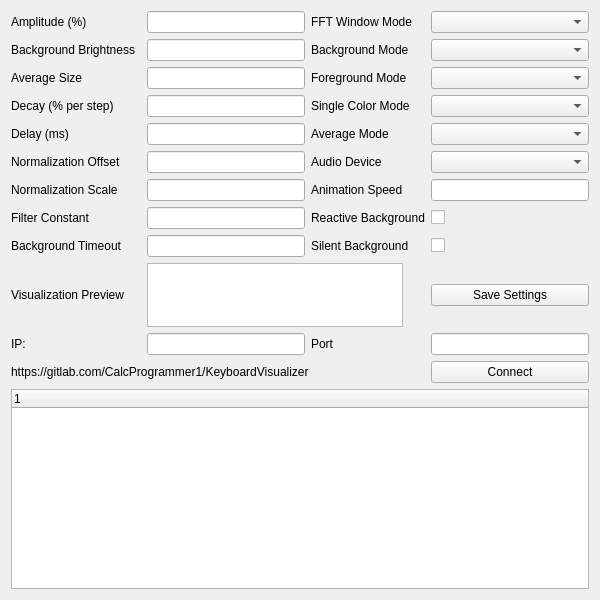
This is KeyboardVisualizerQT/keyboardvisualizer.ui in CalcProgrammer1/KeyboardVisualizer as Qt 5 draws it before an edit. The edited form follows.
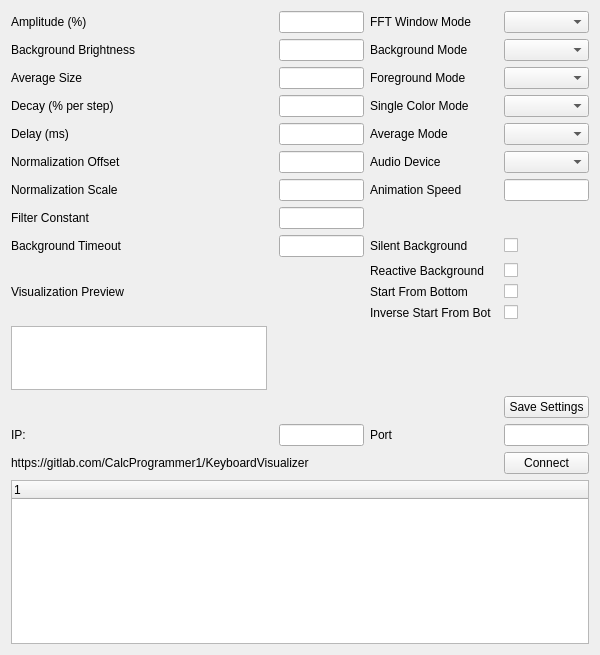
This is the edited form.

```diff
--- a/KeyboardVisualizerQT/keyboardvisualizer.ui
+++ b/KeyboardVisualizerQT/keyboardvisualizer.ui
@@ -7,7 +7,7 @@
     <x>0</x>
     <y>0</y>
     <width>600</width>
-    <height>600</height>
+    <height>655</height>
    </rect>
   </property>
   <property name="windowTitle">
@@ -15,6 +15,16 @@
   </property>
   <widget class="QWidget" name="centralWidget">
    <layout class="QGridLayout" name="gridLayout">
+    <item row="5" column="5">
+     <widget class="QComboBox" name="comboBox_Audio_Device"/>
+    </item>
+    <item row="2" column="3">
+     <widget class="QLabel" name="label_Foreground_Mode">
+      <property name="text">
+       <string>Foreground Mode</string>
+      </property>
+     </widget>
+    </item>
     <item row="0" column="3">
      <widget class="QLabel" name="label_FFT_Window_Mode">
       <property name="text">
@@ -22,7 +32,159 @@
       </property>
      </widget>
     </item>
-    <item row="9" column="2" colspan="2">
+    <item row="8" column="2">
+     <widget class="QLineEdit" name="lineEdit_Filter_Constant"/>
+    </item>
+    <item row="3" column="0">
+     <widget class="QLabel" name="label_Decay">
+      <property name="text">
+       <string>Decay (% per step)</string>
+      </property>
+     </widget>
+    </item>
+    <item row="4" column="0">
+     <widget class="QLabel" name="label_Delay">
+      <property name="text">
+       <string>Delay (ms)</string>
+      </property>
+     </widget>
+    </item>
+    <item row="0" column="5">
+     <widget class="QComboBox" name="comboBox_FFT_Window_Mode"/>
+    </item>
+    <item row="19" column="0">
+     <widget class="QLabel" name="label_IP">
+      <property name="text">
+       <string>IP:</string>
+      </property>
+     </widget>
+    </item>
+    <item row="19" column="3">
+     <widget class="QLabel" name="label_Port">
+      <property name="text">
+       <string>Port</string>
+      </property>
+     </widget>
+    </item>
+    <item row="11" column="5">
+     <widget class="QCheckBox" name="checkBox_Reactive_Background">
+      <property name="text">
+       <string/>
+      </property>
+     </widget>
+    </item>
+    <item row="4" column="3">
+     <widget class="QLabel" name="label_Average_Mode">
+      <property name="text">
+       <string>Average Mode</string>
+      </property>
+     </widget>
+    </item>
+    <item row="1" column="3">
+     <widget class="QLabel" name="label_Background_Mode">
+      <property name="text">
+       <string>Background Mode</string>
+      </property>
+     </widget>
+    </item>
+    <item row="19" column="2">
+     <widget class="QLineEdit" name="lineEdit_IP"/>
+    </item>
+    <item row="12" column="0">
+     <widget class="QLabel" name="label_Visualization_Preview">
+      <property name="text">
+       <string>Visualization Preview</string>
+      </property>
+     </widget>
+    </item>
+    <item row="2" column="5">
+     <widget class="QComboBox" name="comboBox_Foreground_Mode"/>
+    </item>
+    <item row="6" column="0">
+     <widget class="QLabel" name="label_Normalization_Scale">
+      <property name="text">
+       <string>Normalization Scale</string>
+      </property>
+     </widget>
+    </item>
+    <item row="1" column="0">
+     <widget class="QLabel" name="label_Background_Brightness">
+      <property name="text">
+       <string>Background Brightness</string>
+      </property>
+     </widget>
+    </item>
+    <item row="21" column="0" colspan="6">
+     <widget class="QTreeWidget" name="tree_Devices">
+      <column>
+       <property name="text">
+        <string notr="true">1</string>
+       </property>
+      </column>
+     </widget>
+    </item>
+    <item row="3" column="5">
+     <widget class="QComboBox" name="comboBox_Single_Color_Mode"/>
+    </item>
+    <item row="9" column="0">
+     <widget class="QLabel" name="label_Background_Timeout">
+      <property name="text">
+       <string>Background Timeout</string>
+      </property>
+     </widget>
+    </item>
+    <item row="5" column="3">
+     <widget class="QLabel" name="label_Audio_Device">
+      <property name="text">
+       <string>Audio Device</string>
+      </property>
+     </widget>
+    </item>
+    <item row="11" column="3">
+     <widget class="QLabel" name="label_Reactive_Background">
+      <property name="text">
+       <string>Reactive Background</string>
+      </property>
+     </widget>
+    </item>
+    <item row="0" column="0">
+     <widget class="QLabel" name="label_Amplitude">
+      <property name="text">
+       <string>Amplitude (%)</string>
+      </property>
+     </widget>
+    </item>
+    <item row="0" column="2">
+     <widget class="QLineEdit" name="lineEdit_Amplitude"/>
+    </item>
+    <item row="4" column="2">
+     <widget class="QLineEdit" name="lineEdit_Delay"/>
+    </item>
+    <item row="20" column="5">
+     <widget class="QPushButton" name="button_Connect">
+      <property name="text">
+       <string>Connect</string>
+      </property>
+     </widget>
+    </item>
+    <item row="8" column="0">
+     <widget class="QLabel" name="label_Filter_Constant">
+      <property name="text">
+       <string>Filter Constant</string>
+      </property>
+     </widget>
+    </item>
+    <item row="1" column="5">
+     <widget class="QComboBox" name="comboBox_Background_Mode"/>
+    </item>
+    <item row="9" column="3">
+     <widget class="QLabel" name="label_Silent_Background">
+      <property name="text">
+       <string>Silent Background</string>
+      </property>
+     </widget>
+    </item>
+    <item row="17" column="0">
      <widget class="QGraphicsView" name="graphicsView_Visualization_Preview">
       <property name="sizePolicy">
        <sizepolicy hsizetype="Fixed" vsizetype="Fixed">
@@ -53,33 +215,19 @@
       </property>
      </widget>
     </item>
-    <item row="0" column="2">
-     <widget class="QLineEdit" name="lineEdit_Amplitude"/>
+    <item row="4" column="5">
+     <widget class="QComboBox" name="comboBox_Average_Mode"/>
     </item>
-    <item row="4" column="2">
-     <widget class="QLineEdit" name="lineEdit_Delay"/>
+    <item row="6" column="2">
+     <widget class="QLineEdit" name="lineEdit_Normalization_Scale"/>
     </item>
-    <item row="2" column="2">
-     <widget class="QLineEdit" name="lineEdit_Average_Size"/>
+    <item row="5" column="2">
+     <widget class="QLineEdit" name="lineEdit_Normalization_Offset"/>
     </item>
-    <item row="1" column="4">
-     <widget class="QComboBox" name="comboBox_Background_Mode">
-      <property name="sizeAdjustPolicy">
-       <enum>QComboBox::AdjustToMinimumContentsLength</enum>
-      </property>
-     </widget>
-    </item>
-    <item row="9" column="0">
-     <widget class="QLabel" name="label_Visualization_Preview">
+    <item row="3" column="3">
+     <widget class="QLabel" name="label_Single_Color_Mode">
       <property name="text">
-       <string>Visualization Preview</string>
-      </property>
-     </widget>
-    </item>
-    <item row="8" column="4">
-     <widget class="QCheckBox" name="checkBox_Silent_Background">
-      <property name="text">
-       <string/>
+       <string>Single Color Mode</string>
       </property>
      </widget>
     </item>
@@ -90,8 +238,19 @@
       </property>
      </widget>
     </item>
-    <item row="7" column="2">
-     <widget class="QLineEdit" name="lineEdit_Filter_Constant"/>
+    <item row="9" column="5">
+     <widget class="QCheckBox" name="checkBox_Silent_Background">
+      <property name="text">
+       <string/>
+      </property>
+     </widget>
+    </item>
+    <item row="12" column="5">
+     <widget class="QCheckBox" name="checkBox_Start_From_Bottom">
+      <property name="text">
+       <string/>
+      </property>
+     </widget>
     </item>
     <item row="2" column="0">
      <widget class="QLabel" name="label_Average_Size">
@@ -100,174 +259,29 @@
       </property>
      </widget>
     </item>
-    <item row="12" column="0" colspan="5">
-     <widget class="QTreeWidget" name="tree_Devices">
-      <column>
-       <property name="text">
-        <string notr="true">1</string>
-       </property>
-      </column>
-     </widget>
-    </item>
-    <item row="9" column="4">
-     <widget class="QPushButton" name="pushButton_Save_Settings">
+    <item row="20" column="0" colspan="4">
+     <widget class="QLabel" name="label_GitLab">
       <property name="text">
-       <string>Save Settings</string>
+       <string>https://gitlab.com/CalcProgrammer1/KeyboardVisualizer</string>
       </property>
      </widget>
     </item>
-    <item row="2" column="4">
-     <widget class="QComboBox" name="comboBox_Foreground_Mode">
-      <property name="sizeAdjustPolicy">
-       <enum>QComboBox::AdjustToMinimumContentsLength</enum>
-      </property>
-     </widget>
+    <item row="19" column="5">
+     <widget class="QLineEdit" name="lineEdit_Port"/>
     </item>
-    <item row="6" column="0">
-     <widget class="QLabel" name="label_Normalization_Scale">
+    <item row="12" column="3">
+     <widget class="QLabel" name="label">
       <property name="text">
-       <string>Normalization Scale</string>
+       <string>Start From Bottom</string>
       </property>
      </widget>
     </item>
-    <item row="4" column="0">
-     <widget class="QLabel" name="label_Delay">
-      <property name="text">
-       <string>Delay (ms)</string>
-      </property>
-     </widget>
-    </item>
-    <item row="7" column="4">
-     <widget class="QCheckBox" name="checkBox_Reactive_Background">
-      <property name="text">
-       <string/>
-      </property>
-     </widget>
-    </item>
-    <item row="1" column="0">
-     <widget class="QLabel" name="label_Background_Brightness">
-      <property name="text">
-       <string>Background Brightness</string>
-      </property>
-     </widget>
-    </item>
-    <item row="1" column="3">
-     <widget class="QLabel" name="label_Background_Mode">
-      <property name="text">
-       <string>Background Mode</string>
-      </property>
-     </widget>
-    </item>
-    <item row="3" column="0">
-     <widget class="QLabel" name="label_Decay">
-      <property name="text">
-       <string>Decay (% per step)</string>
-      </property>
-     </widget>
-    </item>
-    <item row="8" column="2">
-     <widget class="QLineEdit" name="lineEdit_Background_Timeout"/>
-    </item>
-    <item row="8" column="3">
-     <widget class="QLabel" name="label_Silent_Background">
-      <property name="text">
-       <string>Silent Background</string>
-      </property>
-     </widget>
-    </item>
-    <item row="6" column="2">
-     <widget class="QLineEdit" name="lineEdit_Normalization_Scale"/>
-    </item>
-    <item row="7" column="3">
-     <widget class="QLabel" name="label_Reactive_Background">
-      <property name="text">
-       <string>Reactive Background</string>
-      </property>
-     </widget>
-    </item>
-    <item row="5" column="4">
-     <widget class="QComboBox" name="comboBox_Audio_Device">
-      <property name="sizeAdjustPolicy">
-       <enum>QComboBox::AdjustToMinimumContentsLength</enum>
-      </property>
-     </widget>
-    </item>
-    <item row="5" column="3">
-     <widget class="QLabel" name="label_Audio_Device">
-      <property name="text">
-       <string>Audio Device</string>
-      </property>
-     </widget>
-    </item>
-    <item row="0" column="4">
-     <widget class="QComboBox" name="comboBox_FFT_Window_Mode">
-      <property name="sizeAdjustPolicy">
-       <enum>QComboBox::AdjustToMinimumContentsLength</enum>
-      </property>
-     </widget>
-    </item>
-    <item row="3" column="4">
-     <widget class="QComboBox" name="comboBox_Single_Color_Mode">
-      <property name="sizeAdjustPolicy">
-       <enum>QComboBox::AdjustToMinimumContentsLength</enum>
-      </property>
-     </widget>
-    </item>
-    <item row="8" column="0">
-     <widget class="QLabel" name="label_Background_Timeout">
-      <property name="text">
-       <string>Background Timeout</string>
-      </property>
-     </widget>
-    </item>
-    <item row="7" column="0">
-     <widget class="QLabel" name="label_Filter_Constant">
-      <property name="text">
-       <string>Filter Constant</string>
-      </property>
-     </widget>
+    <item row="2" column="2">
+     <widget class="QLineEdit" name="lineEdit_Average_Size"/>
     </item>
     <item row="1" column="2">
      <widget class="QLineEdit" name="lineEdit_Background_Brightness"/>
     </item>
-    <item row="4" column="3">
-     <widget class="QLabel" name="label_Average_Mode">
-      <property name="text">
-       <string>Average Mode</string>
-      </property>
-     </widget>
-    </item>
-    <item row="5" column="2">
-     <widget class="QLineEdit" name="lineEdit_Normalization_Offset"/>
-    </item>
-    <item row="4" column="4">
-     <widget class="QComboBox" name="comboBox_Average_Mode">
-      <property name="sizeAdjustPolicy">
-       <enum>QComboBox::AdjustToMinimumContentsLength</enum>
-      </property>
-     </widget>
-    </item>
-    <item row="10" column="0">
-     <widget class="QLabel" name="label_IP">
-      <property name="text">
-       <string>IP:</string>
-      </property>
-     </widget>
-    </item>
-    <item row="0" column="0">
-     <widget class="QLabel" name="label_Amplitude">
-      <property name="text">
-       <string>Amplitude (%)</string>
-      </property>
-     </widget>
-    </item>
-    <item row="3" column="3">
-     <widget class="QLabel" name="label_Single_Color_Mode">
-      <property name="text">
-       <string>Single Color Mode</string>
-      </property>
-     </widget>
-    </item>
     <item row="6" column="3">
      <widget class="QLabel" name="label_Animation_Speed">
       <property name="text">
@@ -275,43 +289,33 @@
       </property>
      </widget>
     </item>
-    <item row="6" column="4">
-     <widget class="QLineEdit" name="lineEdit_Animation_Speed"/>
-    </item>
     <item row="3" column="2">
      <widget class="QLineEdit" name="lineEdit_Decay"/>
     </item>
-    <item row="10" column="2">
-     <widget class="QLineEdit" name="lineEdit_IP"/>
+    <item row="6" column="5">
+     <widget class="QLineEdit" name="lineEdit_Animation_Speed"/>
     </item>
-    <item row="2" column="3">
-     <widget class="QLabel" name="label_Foreground_Mode">
-      <property name="text">
-       <string>Foreground Mode</string>
-      </property>
-     </widget>
+    <item row="9" column="2">
+     <widget class="QLineEdit" name="lineEdit_Background_Timeout"/>
     </item>
-    <item row="10" column="4">
-     <widget class="QLineEdit" name="lineEdit_Port"/>
-    </item>
-    <item row="10" column="3">
-     <widget class="QLabel" name="label_Port">
+    <item row="18" column="5">
+     <widget class="QPushButton" name="pushButton_Save_Settings">
       <property name="text">
-       <string>Port</string>
+       <string>Save Settings</string>
       </property>
      </widget>
     </item>
-    <item row="11" column="4">
-     <widget class="QPushButton" name="button_Connect">
+    <item row="13" column="3">
+     <widget class="QLabel" name="label_2">
       <property name="text">
-       <string>Connect</string>
+       <string>Inverse Start From Bot</string>
       </property>
      </widget>
     </item>
-    <item row="11" column="0" colspan="4">
-     <widget class="QLabel" name="label_GitLab">
+    <item row="13" column="5">
+     <widget class="QCheckBox" name="checkBox_InvSFB">
       <property name="text">
-       <string>https://gitlab.com/CalcProgrammer1/KeyboardVisualizer</string>
+       <string/>
       </property>
      </widget>
     </item>
```
